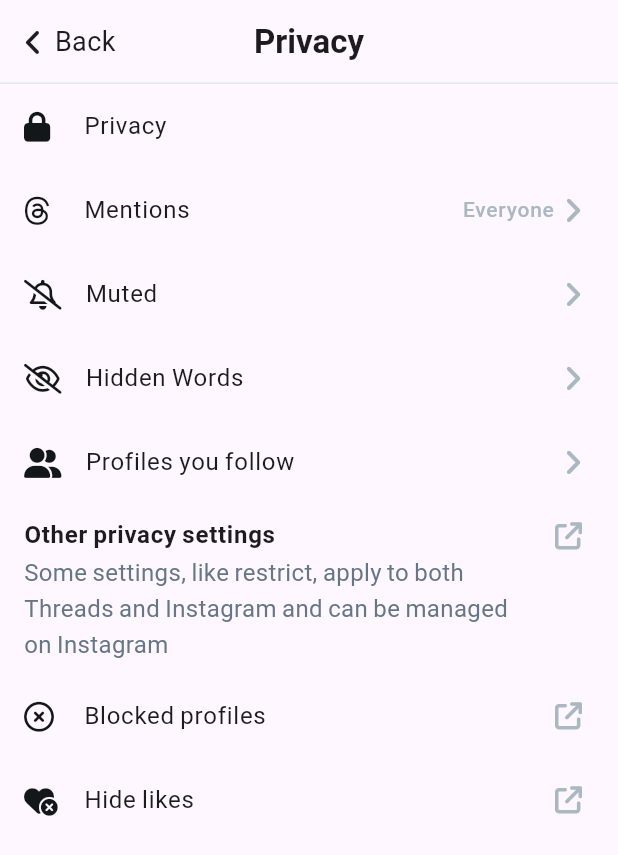
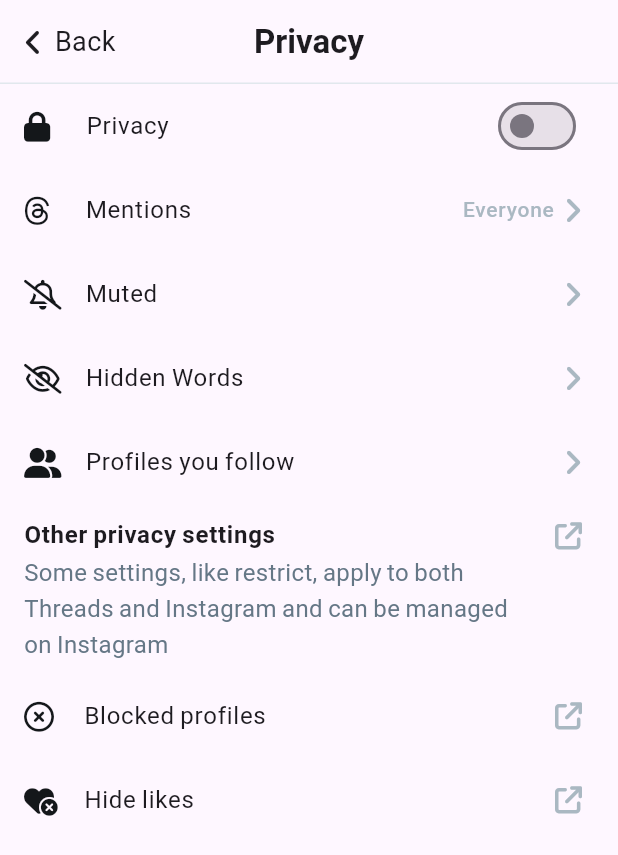
Before and after one commit to hnaa0/flutter_challenge, a Flutter app: the PrivacyScreen screen opened directly, on a phone screen of 412 x 824 dp. Shown: the top 855 px of the screen. Run offline on Flutter 3.47's test engine with Material 3 defaults, Android fonts, the phone set to English and light mode, and no system bars; our stand-ins replace flex_color_scheme, font_awesome_flutter, google_fonts, pinput, shared_preferences; accounts and stored records are empty; network calls fail; Roboto replaces fonts that are missing (Pretendard); project files that could hold a hidden picture were left out.

Commit message:
Edit Privacy screen | Add switch on privacy tile

```diff
--- a/assignment_13/lib/features/settings/privacy_screen.dart
+++ b/assignment_13/lib/features/settings/privacy_screen.dart
@@ -4,8 +4,21 @@ import 'package:assignment_13/constants/sizes.dart';
 import 'package:flutter/material.dart';
 import 'package:font_awesome_flutter/font_awesome_flutter.dart';
 
-class PrivacyScreen extends StatelessWidget {
+class PrivacyScreen extends StatefulWidget {
   const PrivacyScreen({super.key});
+
+  @override
+  State<PrivacyScreen> createState() => _PrivacyScreenState();
+}
+
+class _PrivacyScreenState extends State<PrivacyScreen> {
+  bool _isPrivacy = false;
+
+  void _onPrivacyTap(bool value) {
+    setState(() {
+      _isPrivacy = value;
+    });
+  }
 
   @override
   Widget build(BuildContext context) {
@@ -51,18 +64,27 @@ class PrivacyScreen extends StatelessWidget {
         ),
       ),
       body: ListView(
-        children: const [
-          ListTile(
-            leading: FaIcon(
-              FontAwesomeIcons.lock,
-              size: Sizes.size20,
-              color: Color(ThemeColors.black),
-            ),
-            title: Text(
-              "Privacy",
+        children: [
+          SwitchListTile.adaptive(
+            splashRadius: 0,
+            value: _isPrivacy,
+            onChanged: (value) => _onPrivacyTap(value),
+            title: const Row(
+              children: [
+                FaIcon(
+                  FontAwesomeIcons.lock,
+                  size: Sizes.size20,
+                  color: Color(ThemeColors.black),
+                ),
+                Gaps.h24,
+                Text(
+                  "Privacy",
+                ),
+              ],
             ),
           ),
-          ListTile(
+          const ListTile(
+            minLeadingWidth: 25,
             leading: FaIcon(
               FontAwesomeIcons.threads,
               size: Sizes.size20,
@@ -95,7 +117,7 @@ class PrivacyScreen extends StatelessWidget {
               ],
             ),
           ),
-          ListTile(
+          const ListTile(
             leading: FaIcon(
               FontAwesomeIcons.bellSlash,
               size: Sizes.size20,
@@ -112,7 +134,7 @@ class PrivacyScreen extends StatelessWidget {
               ),
             ),
           ),
-          ListTile(
+          const ListTile(
             leading: FaIcon(
               FontAwesomeIcons.eyeSlash,
               size: Sizes.size20,
@@ -129,7 +151,7 @@ class PrivacyScreen extends StatelessWidget {
               ),
             ),
           ),
-          ListTile(
+          const ListTile(
             leading: FaIcon(
               FontAwesomeIcons.userGroup,
               size: Sizes.size20,
@@ -146,7 +168,7 @@ class PrivacyScreen extends StatelessWidget {
               ),
             ),
           ),
-          ListTile(
+          const ListTile(
             title: Text(
               "Other privacy settings",
               style: TextStyle(
@@ -173,7 +195,7 @@ class PrivacyScreen extends StatelessWidget {
               ),
             ),
           ),
-          ListTile(
+          const ListTile(
             leading: FaIcon(
               FontAwesomeIcons.circleXmark,
               size: Sizes.size20,
@@ -190,7 +212,7 @@ class PrivacyScreen extends StatelessWidget {
               ),
             ),
           ),
-          ListTile(
+          const ListTile(
             leading: FaIcon(
               FontAwesomeIcons.heartCircleXmark,
               size: Sizes.size20,
```
